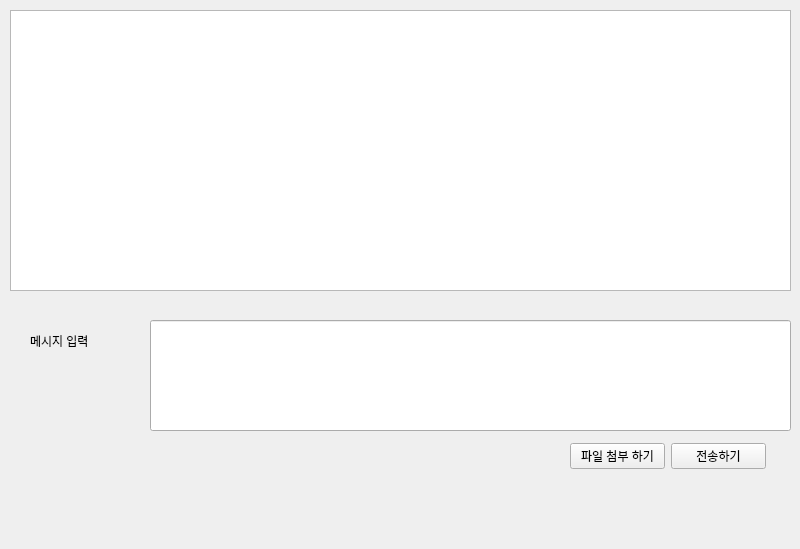
Old version of the form securitySoftProd_Client/clientinfoform_chat.ui in the repository Hyun-nine-CH/securitySoftProd.
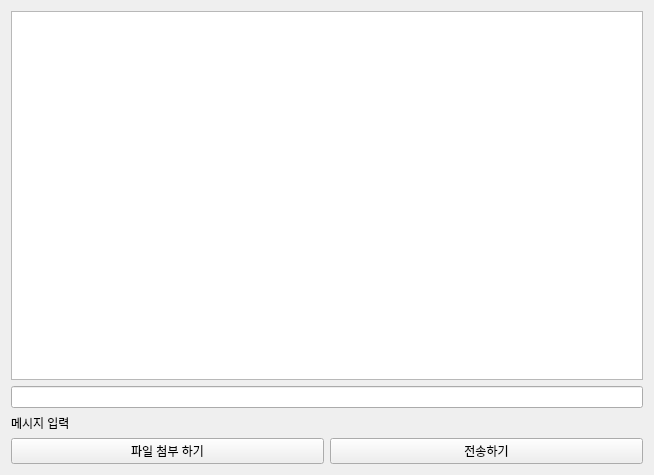
New version of the form.

```diff
--- a/securitySoftProd_Client/clientinfoform_chat.ui
+++ b/securitySoftProd_Client/clientinfoform_chat.ui
@@ -6,55 +6,28 @@
    <rect>
     <x>0</x>
     <y>0</y>
-    <width>800</width>
-    <height>549</height>
+    <width>654</width>
+    <height>475</height>
    </rect>
   </property>
   <property name="windowTitle">
    <string>Form</string>
   </property>
-  <widget class="QTextBrowser" name="chatDisplay">
-   <property name="geometry">
-    <rect>
-     <x>10</x>
-     <y>10</y>
-     <width>781</width>
-     <height>281</height>
-    </rect>
-   </property>
-  </widget>
+  <layout class="QVBoxLayout" name="verticalLayout">
+   <item>
+    <widget class="QTextBrowser" name="chatDisplay"/>
+   </item>
+   <item>
+    <widget class="QLineEdit" name="lineEdit"/>
+   </item>
+   <item>
   <widget class="QLabel" name="label">
-   <property name="geometry">
-    <rect>
-     <x>30</x>
-     <y>320</y>
-     <width>101</width>
-     <height>41</height>
-    </rect>
-   </property>
    <property name="text">
     <string>메시지 입력</string>
    </property>
   </widget>
-  <widget class="QLineEdit" name="lineEdit">
-   <property name="geometry">
-    <rect>
-     <x>150</x>
-     <y>320</y>
-     <width>641</width>
-     <height>111</height>
-    </rect>
-   </property>
-  </widget>
-  <widget class="QWidget" name="layoutWidget">
-   <property name="geometry">
-    <rect>
-     <x>570</x>
-     <y>440</y>
-     <width>196</width>
-     <height>32</height>
-    </rect>
-   </property>
+   </item>
+   <item>
    <layout class="QHBoxLayout" name="horizontalLayout">
     <item>
      <widget class="QPushButton" name="pushButton_fileClient">
@@ -71,7 +44,8 @@
      </widget>
     </item>
    </layout>
-  </widget>
+   </item>
+  </layout>
  </widget>
  <resources/>
  <connections/>
```
Lines whose indentation alone changed are shown as unchanged.
